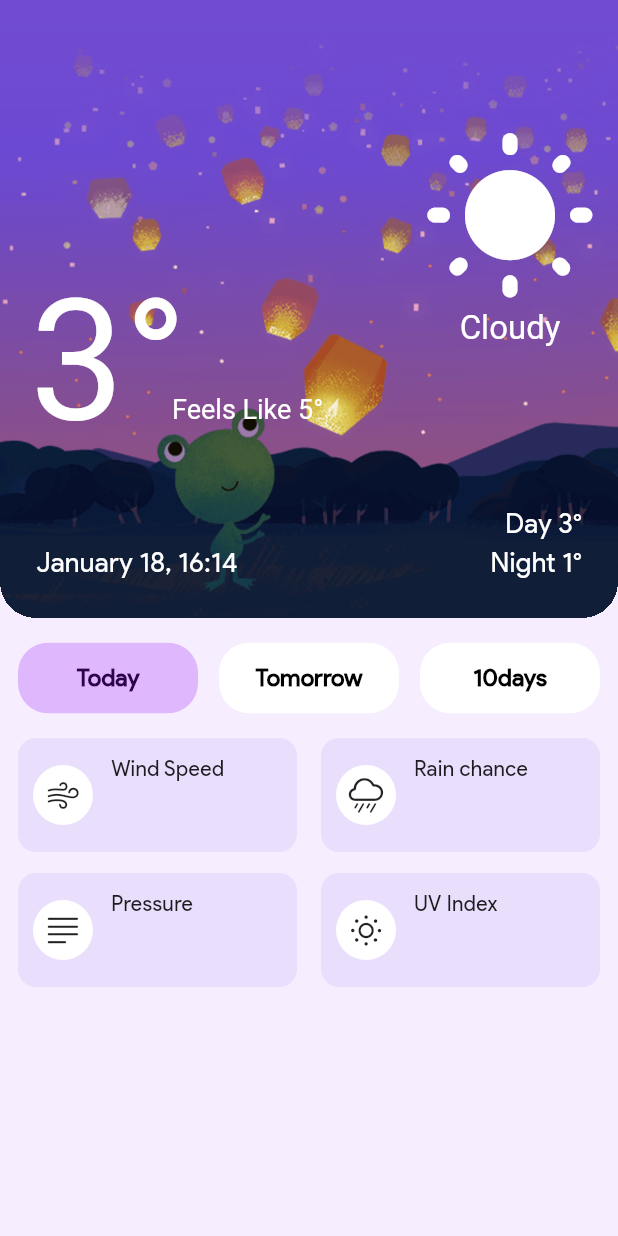
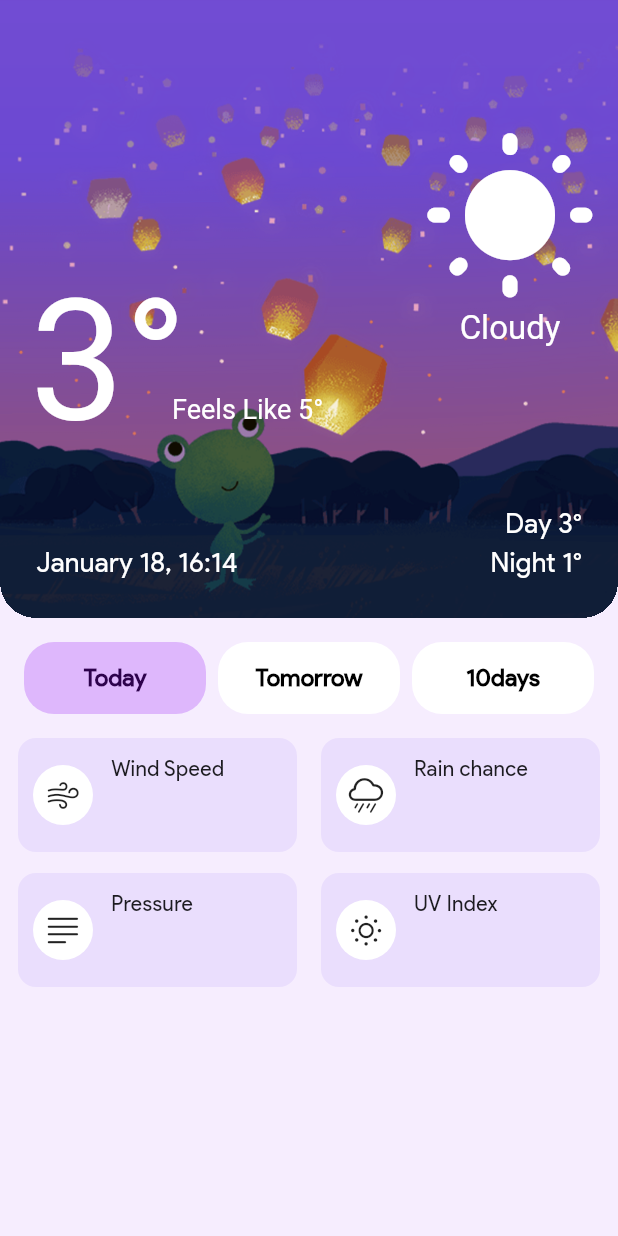
Before and after one commit to eatureide/github_client, a Flutter app: the screen it shows after launch, on a phone screen of 412 x 824 dp. Run offline on Flutter 3.47's test engine with Material 3 defaults, Android fonts, the phone set to English and light mode, and no system bars; our stand-ins replace dio, geolocator.

Commit message:
完善动画

```diff
--- a/lib/routers/weather_screen.dart
+++ b/lib/routers/weather_screen.dart
@@ -87,22 +87,27 @@ class _WeatherScreen extends State<WeatherScreen> {
   // 底部信息bottom最大位置
   double footerBottomMax = -48;
 
+  // 控制导航栏位置
   double footerNavBarBottomOriginal = -50;
   double footerNavBarBottom = -50;
   double footerNavBarBottomMax = 12;
 
+  // 控制卡片圆角
   double footerRadius = 24;
   double footerRadiusMax = 24;
   double footerRadiusMin = 0;
 
+  // 控制天气图标位置
   double weatherIconBottomOriginal = 180;
   double weatherIconBottom = 180;
   double weatherIconBottomMax = 60;
 
+  // 控制天气图标大小
   double weatherIconSizeOriginal = 120;
   double weatherIconSize = 120;
   double weatherIconSizeMax = 80;
 
+  // 控制天气图标文字
   double weatherIconFontOpacity = 1;
 
   final GlobalKey headerKey = GlobalKey();
@@ -430,35 +435,45 @@ class _WeatherScreen extends State<WeatherScreen> {
     );
   }
 
-  pageNavBarComponent() {
-    List<dynamic> buttoms = [
+  Widget pageNavBarComponent() {
+    List<Map<String, dynamic>> buttons = [
       {'title': 'Today', 'index': 0},
       {'title': 'Tomorrow', 'index': 1},
       {'title': '10days', 'index': 2},
     ];
+
+    double itemPadding = 4.0;
     return Container(
       color: Colors.transparent,
       padding: EdgeInsets.fromLTRB(12, 0, 12, 0),
       child: Row(
-        mainAxisAlignment: MainAxisAlignment.spaceBetween,
-        children: buttoms.map((item) {
-          Color backgroundColor = pageNavBarIndex == item['index']
-              ? Color.fromARGB(255, 222, 183, 252)
-              : Colors.white;
-          return Container(
-            width: 120,
-            color: Colors.transparent,
+        children: buttons.map((item) {
+          bool isSelected = pageNavBarIndex == item['index'];
+
+          Color backgroundColor = isSelected
+              ? Color.fromARGB(255, 222, 183, 252) // 选中时的背景色
+              : Colors.white; // 未选中时的背景色
+
+          Color foregroundColor = isSelected
+              ? Color.fromARGB(255, 45, 2, 76) // 选中时的文字颜色
+              : Colors.black; // 未选中时的文字颜色
+
+          return Expanded(
+            flex: 1,
+            child: Padding(
+              padding: EdgeInsets.symmetric(horizontal: itemPadding),
               child: TextButton(
                 onPressed: () {
+                  if (mounted) {
                     setState(() {
                       pageNavBarIndex = item['index'];
                     });
+                  }
                 },
                 style: TextButton.styleFrom(
                   backgroundColor: backgroundColor,
-                foregroundColor: pageNavBarIndex == item['index']
-                    ? Color.fromARGB(255, 45, 2, 76)
-                    : Colors.black,
+                  foregroundColor: foregroundColor,
+                  minimumSize: Size.fromHeight(48),
                   shape: RoundedRectangleBorder(
                     borderRadius: BorderRadius.circular(20),
                   ),
@@ -467,6 +482,7 @@ class _WeatherScreen extends State<WeatherScreen> {
                 child: Text(
                   item['title'],
                   style: TextStyle(fontSize: 16, fontWeight: FontWeight.bold),
+                ),
               ),
             ),
           );
```
Lines whose indentation alone changed are shown as unchanged.
